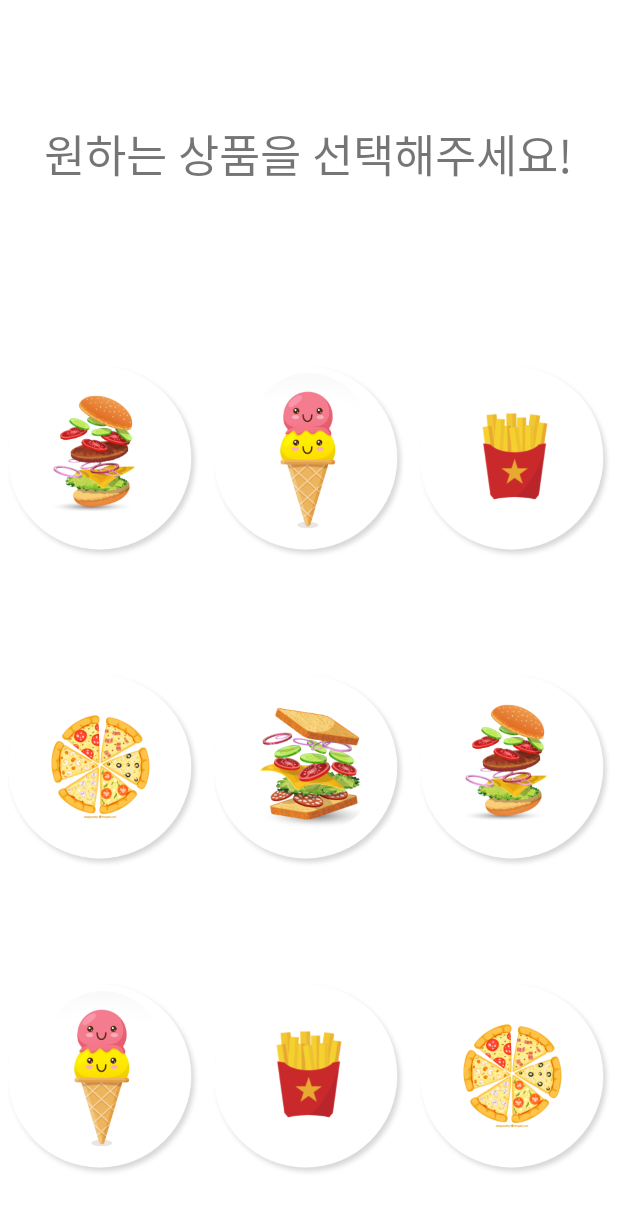
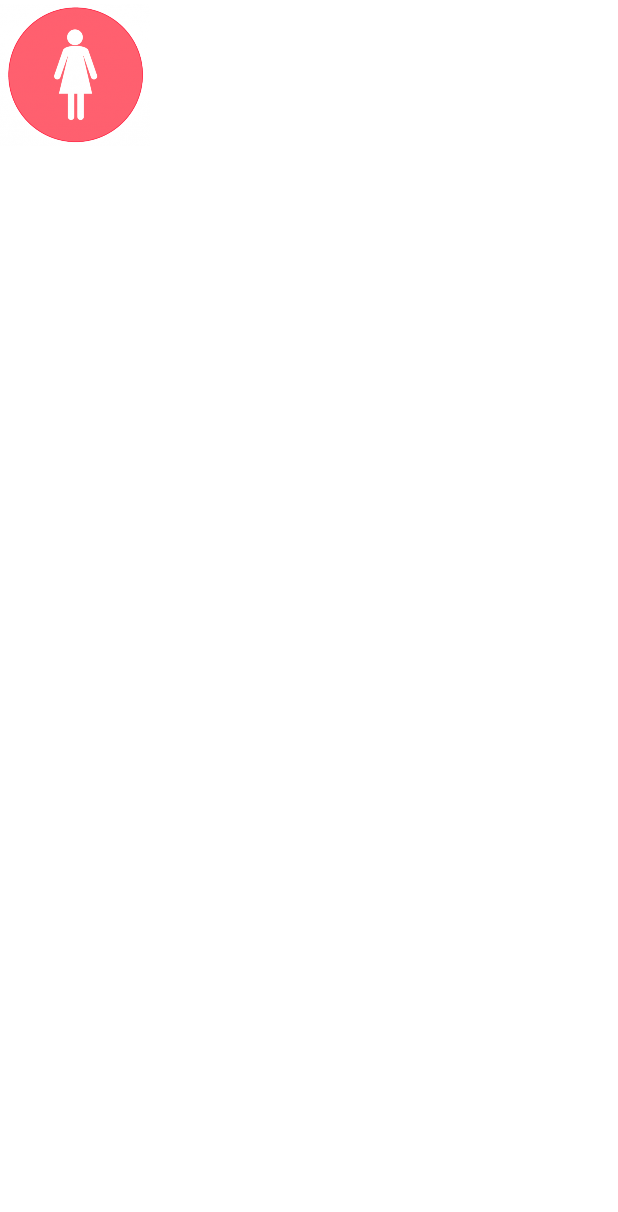
Before and after one commit to superdongte/TeamBank, an Android app: the layout item_choosegoods.xml on its own in the app's theme, with its tools: preview values and no code run, on a phone screen of 412 x 824 dp. Shown: the top 1212 px of the screen. Run offline under Robolectric (Android 15) with nearby library versions, the phone set to English and light mode, and no system bars.

Commit message:
[준영]연결 완성(Goods액티비티 밑에6개만보이게 수정필요)

```diff
--- a/app/build.gradle
+++ b/app/build.gradle
@@ -1,6 +1,7 @@
 plugins {
     id 'com.android.application'
     id 'kotlin-android'
+    id 'kotlin-kapt'
 }
 
 android {
@@ -43,9 +44,12 @@ dependencies {
     implementation 'androidx.constraintlayout:constraintlayout:2.1.2'
     implementation 'com.squareup.retrofit2:retrofit:2.9.0'
     implementation 'com.squareup.retrofit2:converter-gson:2.9.0'
-    implementation 'com.github.bumptech.glide:glide:4.12.0'
+
     implementation 'com.google.android.gms:play-services-location:19.0.0'
     implementation 'androidx.gridlayout:gridlayout:1.0.0'
+    implementation 'com.github.bumptech.glide:glide:4.12.0'
+    kapt 'android.arch.lifecycle:compiler:1.1.1'
+    kapt 'com.github.bumptech.glide:compiler:4.12.0'
     testImplementation 'junit:junit:4.+'
     androidTestImplementation 'androidx.test.ext:junit:1.1.3'
     androidTestImplementation 'androidx.test.espresso:espresso-core:3.4.0'
--- a/app/src/main/AndroidManifest.xml
+++ b/app/src/main/AndroidManifest.xml
@@ -13,7 +13,9 @@
         android:label="@string/app_name"
         android:roundIcon="@mipmap/ic_launcher_round"
         android:supportsRtl="true"
-        android:theme="@style/Theme.TeamBank">
+        android:theme="@style/Theme.TeamBank"
+        android:usesCleartextTraffic="true"
+        android:networkSecurityConfig="@xml/network_security_config">
         <activity
             android:name=".ChooseGoodsActivity"
             android:exported="false" />
@@ -56,10 +58,7 @@
 <!--             <category android:name="android.intent.category.LAUNCHER" />-->
 <!--             </intent-filter>-->
         </activity>
-        <activity
-            android:name=".MainActivity"
-            android:exported="false" />
-        <activity android:name=".TestMain" />
+
     </application>
 
 </manifest>
--- a/app/src/main/java/com/team/project/ChooseGoodsActivity.kt
+++ b/app/src/main/java/com/team/project/ChooseGoodsActivity.kt
@@ -7,7 +7,7 @@ import android.os.Bundle
 import android.util.Log
 import android.view.View
 import androidx.databinding.DataBindingUtil
-import androidx.recyclerview.widget.LinearLayoutManager
+import androidx.recyclerview.widget.GridLayoutManager
 import androidx.recyclerview.widget.RecyclerView
 import com.google.gson.GsonBuilder
 import com.team.project.databinding.ActivityChooseGoodsBinding
@@ -33,7 +33,7 @@ class ChooseGoodsActivity : AppCompatActivity() {
         binding = DataBindingUtil.setContentView(this, R.layout.activity_choose_goods)
 
         recyclerView.adapter =recyclerAdapter
-        recyclerView.layoutManager = LinearLayoutManager(this)
+        recyclerView.layoutManager = GridLayoutManager(this,3)
 
         var temp = intent.getStringExtra("genage")
         temp?.let{Log.i("MyTag", it)}
@@ -79,11 +79,11 @@ class ChooseGoodsActivity : AppCompatActivity() {
     object RetrofitClient{
         private var instance : Retrofit? = null
         private val gson = GsonBuilder().setLenient().create()
-
+//TODO:IPv4를 자기껄로해요 http://127.x.x.x:8083//
         fun getInstance() : Retrofit{
             if(instance == null){
                 instance = Retrofit.Builder()
-                    .baseUrl("https://run.mocky.io/")
+                    .baseUrl("http://10.0.2.2:8083/")
                     .addConverterFactory(GsonConverterFactory.create())
                     .build()
             }
--- /dev/null
+++ b/app/src/main/java/com/team/project/GlideModule.kt
@@ -0,0 +1,9 @@
+package com.team.project
+
+import com.bumptech.glide.annotation.GlideModule
+import com.bumptech.glide.module.AppGlideModule
+
+@GlideModule
+class GlideModule : AppGlideModule() {
+
+}
--- a/app/src/main/java/com/team/project/GoodsService.kt
+++ b/app/src/main/java/com/team/project/GoodsService.kt
@@ -5,7 +5,7 @@ import retrofit2.http.GET
 
 interface GoodsService {
     //TODO: ${}이런 방식으로 바꾸기
-    @GET("v3/0622a827-c29d-4f89-83d5-3f2f05e8bf20")
+    @GET("item/view/F01")
     fun getGoodsList() : Call<GoodsDto>
 
 
--- a/app/src/main/res/layout/activity_choose_goods.xml
+++ b/app/src/main/res/layout/activity_choose_goods.xml
@@ -6,7 +6,7 @@
         android:layout_height="match_parent"
         android:orientation="vertical"
         tools:context=".ChooseGoodsActivity"
-        android:gravity="center">
+        android:gravity="center_horizontal">
         <LinearLayout
             android:layout_width="match_parent"
             android:layout_height="wrap_content">
--- a/app/src/main/res/layout/item_choosegoods.xml
+++ b/app/src/main/res/layout/item_choosegoods.xml
@@ -1,109 +1,16 @@
 <?xml version="1.0" encoding="utf-8"?>
-<LinearLayout xmlns:android="http://schemas.android.com/apk/res/android"
+<GridLayout xmlns:android="http://schemas.android.com/apk/res/android"
     android:layout_width="match_parent"
-    android:layout_height="match_parent"
-    android:orientation="vertical">
-    <!-- TODO: 삭제 할 파일-->
-    <LinearLayout
-        android:layout_width="match_parent"
-        android:layout_height="0dp"
-        android:layout_weight="3"
-        android:gravity="center">
-        <TextView
-            android:layout_width="wrap_content"
-            android:layout_height="wrap_content"
-            android:text="원하는 상품을 선택해주세요!"
-            android:textSize="30dp"
-            android:fontFamily="@font/katuri"/>
-    </LinearLayout>
-
-    <LinearLayout
-        android:layout_width="match_parent"
-        android:layout_height="0dp"
-        android:layout_weight="3" >
+    android:layout_height="wrap_content"
+    android:columnCount="3"
+    android:orientation="horizontal">
+    <!-- TODO: 여기서 레이아웃매니저만 고치면?-->
 
         <ImageView
             android:id="@+id/iv1"
-            android:layout_width="wrap_content"
-            android:layout_height="wrap_content"
-            android:layout_margin="5dp"
-            android:layout_weight="1"
-            android:src="@drawable/burger" />
+            android:layout_width="100dp"
+            android:layout_height="100dp"
+            android:src="@drawable/woman"/>
 
-        <ImageView
-            android:id="@+id/iv2"
-            android:layout_width="wrap_content"
-            android:layout_height="wrap_content"
-            android:layout_margin="5dp"
-            android:layout_weight="1"
-            android:src="@drawable/icecream" />
 
-        <ImageView
-            android:id="@+id/iv3"
-            android:layout_width="wrap_content"
-            android:layout_height="wrap_content"
-            android:layout_margin="5dp"
-            android:layout_weight="1"
-            android:src="@drawable/fries" />
-    </LinearLayout>
-
-    <LinearLayout
-        android:layout_width="match_parent"
-        android:layout_height="0dp"
-        android:layout_weight="3" >
-
-        <ImageView
-            android:id="@+id/iv4"
-            android:layout_width="wrap_content"
-            android:layout_height="wrap_content"
-            android:layout_margin="5dp"
-            android:layout_weight="1"
-            android:src="@drawable/pizza" />
-
-        <ImageView
-            android:id="@+id/iv5"
-            android:layout_width="wrap_content"
-            android:layout_height="wrap_content"
-            android:layout_margin="5dp"
-            android:layout_weight="1"
-            android:src="@drawable/sandwich" />
-
-        <ImageView
-            android:id="@+id/iv6"
-            android:layout_width="wrap_content"
-            android:layout_height="wrap_content"
-            android:layout_margin="5dp"
-            android:layout_weight="1"
-            android:src="@drawable/burger" />
-    </LinearLayout>
-
-    <LinearLayout
-        android:layout_width="match_parent"
-        android:layout_height="0dp"
-        android:layout_weight="3" >
-
-        <ImageView
-            android:id="@+id/iv7"
-            android:layout_width="wrap_content"
-            android:layout_height="wrap_content"
-            android:layout_margin="5dp"
-            android:layout_weight="1"
-            android:src="@drawable/icecream" />
-
-        <ImageView
-            android:id="@+id/iv8"
-            android:layout_width="wrap_content"
-            android:layout_height="wrap_content"
-            android:layout_margin="5dp"
-            android:layout_weight="1"
-            android:src="@drawable/fries" />
-
-        <ImageView
-            android:id="@+id/iv9"
-            android:layout_width="wrap_content"
-            android:layout_height="wrap_content"
-            android:layout_margin="5dp"
-            android:layout_weight="1"
-            android:src="@drawable/pizza" />
-    </LinearLayout>
-</LinearLayout>
+</GridLayout>
--- /dev/null
+++ b/app/src/main/res/xml/network_security_config.xml
@@ -0,0 +1,6 @@
+<?xml version="1.0" encoding="utf-8"?>
+<network-security-config>
+    <domain-config cleartextTrafficPermitted="true">
+        <domain includeSubdomains="true">10.0.2.2</domain>
+    </domain-config>
+</network-security-config>
```
